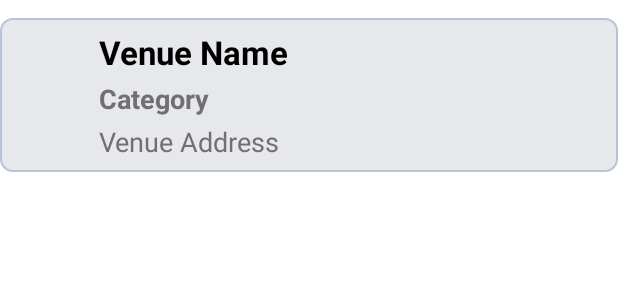
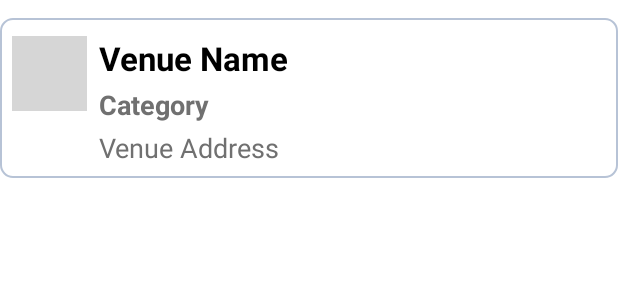
Before and after one commit to FadyRaafat/VenueVoyage, an Android app: the layout item_venue.xml on its own in the app's theme, with its tools: preview values and no code run, on a phone screen of 412 x 824 dp. Shown: the top 300 px of the screen. Run offline under Robolectric (Android 15) with nearby library versions, the phone set to English and light mode, and no system bars; network calls fail; grey boxes are pictures that could not be loaded.

Commit message:
adding background to category image

```diff
--- a/app/src/main/java/com/fady/venuevoyage/presentation/ui/home/FragmentHome.kt
+++ b/app/src/main/java/com/fady/venuevoyage/presentation/ui/home/FragmentHome.kt
@@ -6,7 +6,6 @@ import androidx.fragment.app.viewModels
 import androidx.lifecycle.lifecycleScope
 import com.fady.venuevoyage.R
 import com.fady.venuevoyage.data.models.Venue
-import com.fady.venuevoyage.databinding.FragmentHomeBinding
 import com.fady.venuevoyage.presentation.ui.adapters.VenuesAdapter
 import com.fady.venuevoyage.presentation.utils.base.BaseFragment
 import com.google.android.gms.maps.CameraUpdateFactory
@@ -17,6 +16,7 @@ import com.google.android.gms.maps.model.LatLng
 import com.google.android.gms.maps.model.MarkerOptions
 import dagger.hilt.android.AndroidEntryPoint
 import kotlinx.coroutines.launch
+import com.fady.venuevoyage.databinding.FragmentHomeBinding
 
 @AndroidEntryPoint
 class FragmentHome : BaseFragment<FragmentHomeBinding, VenuesViewModel>(), OnMapReadyCallback {
@@ -29,7 +29,7 @@ class FragmentHome : BaseFragment<FragmentHomeBinding, VenuesViewModel>(), OnMap
 
     private lateinit var mMap: GoogleMap
 
-    override fun FragmentHomeBinding.initializeUI() {
+    override fun com.fady.venuevoyage.databinding.FragmentHomeBinding.initializeUI() {
         binding.apply {
             mainViewModel = mainVM
             switchToList()
--- a/app/src/main/res/drawable/rounded_grey_stroke.xml
+++ b/app/src/main/res/drawable/rounded_grey_stroke_white_bg.xml
@@ -3,7 +3,7 @@
     <stroke
         android:width="1dp"
         android:color="@color/grey" />
-    <solid android:color="@color/grey_dark"/>
+    <solid android:color="@color/white"/>
     <padding
         android:bottom="1dp"
         android:left="1dp"
--- a/app/src/main/res/layout/item_venue.xml
+++ b/app/src/main/res/layout/item_venue.xml
@@ -13,7 +13,7 @@
         android:layout_width="match_parent"
         android:layout_height="wrap_content"
         android:layout_marginTop="12dp"
-        android:background="@drawable/rounded_grey_stroke"
+        android:background="@drawable/rounded_grey_stroke_white_bg"
         android:padding="8dp">
 
         <androidx.appcompat.widget.AppCompatImageView
@@ -22,6 +22,7 @@
             android:layout_width="50dp"
             android:layout_height="50dp"
             android:layout_marginTop="4dp"
+            android:background="@drawable/rounded_grey_stroke"
             android:scaleType="centerCrop"
             app:layout_constraintStart_toStartOf="parent"
             app:layout_constraintTop_toTopOf="parent" />
@@ -32,6 +33,7 @@
             android:layout_height="wrap_content"
             android:textColor="@color/black"
             android:textSize="22sp"
+            android:layout_marginTop="4dp"
             android:layout_marginStart="8dp"
             android:textStyle="bold"
             app:layout_constraintEnd_toEndOf="parent"
```
